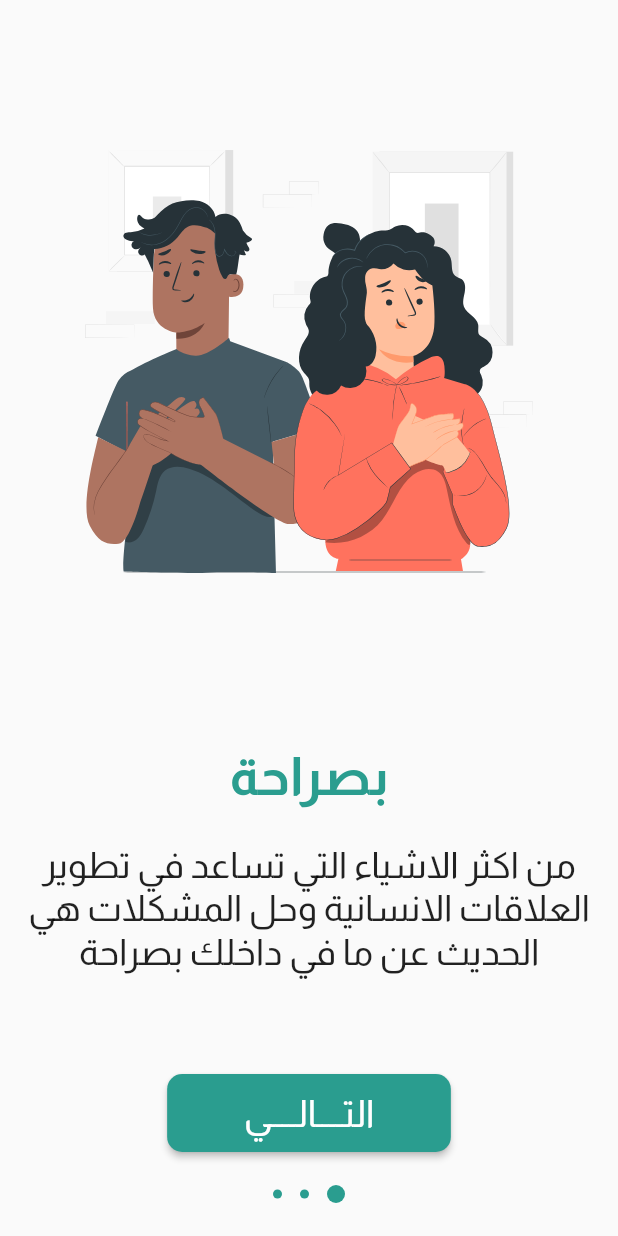
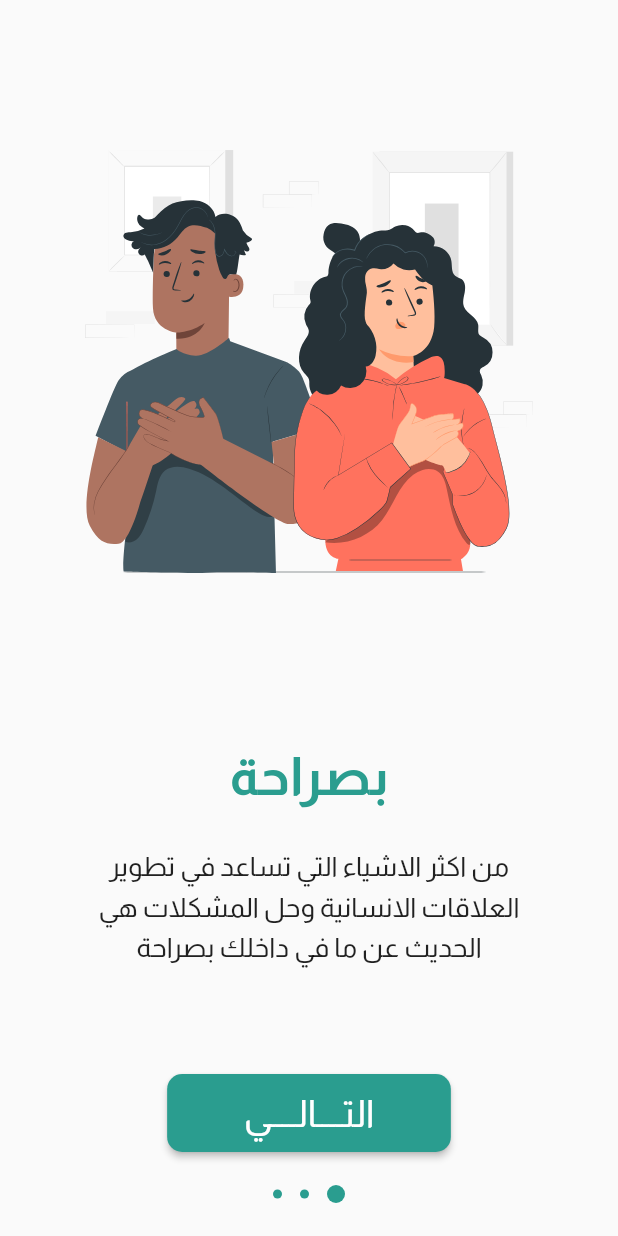
Before and after one commit to egyleader/besaraha, a Flutter app: the screen it shows after launch, on a phone screen of 412 x 824 dp. Run offline on Flutter 3.47's test engine with Material 2 defaults, Android fonts, the phone set to English and light mode, and no system bars; our stand-ins replace flutter_svg.

Commit message:
final intro screen adjustments

```diff
--- a/lib/core/theme/const.dart
+++ b/lib/core/theme/const.dart
@@ -6,5 +6,5 @@ const kPrimartColorDark = Color(0xff302B53);
 
 const ktextTheme = TextTheme(
     headline1: TextStyle(fontSize: 35.0, fontWeight: FontWeight.bold, color: kPrimaryColor, fontFamily: 'Almarai'),
-    bodyText1:  TextStyle(fontSize: 24.0, height: 1.2, fontWeight: FontWeight.normal, fontFamily: 'Almarai'),
+    bodyText1:  TextStyle(fontSize: 18.0, height: 1.5, fontWeight: FontWeight.normal , fontFamily: 'Almarai'),
     button: TextStyle(fontSize: 25.0, color: Colors.white, fontFamily: 'Almarai'));
--- a/lib/intro/intro_screen.dart
+++ b/lib/intro/intro_screen.dart
@@ -13,6 +13,7 @@ class IntroScreen extends StatelessWidget {
     PageDecoration _pageDecoration = PageDecoration(
       imagePadding: const EdgeInsets.only(top: 100.0),
       titlePadding: const EdgeInsets.only(top: 100, bottom: 25.0),
+      descriptionPadding: const EdgeInsets.symmetric(horizontal: 25.0),
       titleTextStyle: Theme.of(context).textTheme.headline1!,
       bodyTextStyle: Theme.of(context).textTheme.bodyText1!,
     );
@@ -21,7 +22,7 @@ class IntroScreen extends StatelessWidget {
       pages: [
         PageViewModel(
             title: "بصراحة",
-            body: "من اكثر الاشياء التي تساعد في تطوير العلاقات الانسانية وحل المشكلات هي الحديث عن ما في داخلك بصراحة",
+            body: "من اكثر الاشياء التي تساعد في تطوير \nالعلاقات الانسانية وحل المشكلات هي \nالحديث عن ما في داخلك بصراحة",
             image: SvgPicture.asset('assets/intro/1.svg'),
             decoration: _pageDecoration),
         PageViewModel(
--- a/lib/intro/widgets/intro_content.dart
+++ b/lib/intro/widgets/intro_content.dart
@@ -9,7 +9,7 @@ class IntroContent extends StatelessWidget {
       : super(key: key);
 
   Widget _buildWidget(Widget? widget, String? text, TextStyle style) {
-    return widget ?? Text(text!, style: style, textAlign: TextAlign.center);
+    return widget ?? Text(text!, style: style, textAlign: TextAlign.center ,);
   }
 
   @override
--- a/lib/intro/widgets/introduction_screen.dart
+++ b/lib/intro/widgets/introduction_screen.dart
@@ -258,11 +258,6 @@ class IntroductionScreenState extends State<IntroductionScreen> {
           : (widget.showNextButton && !_isScrolling ? next : null),
     );
 
-    // if (isLastPage)
-    //       _toggleBtn(doneBtn, widget.showDoneButton)
-    //     else
-    //       _toggleBtn(nextBtn, widget.showNextButton),
-
     return Scaffold(
       backgroundColor: widget.globalBackgroundColor,
       body: Stack(
```
